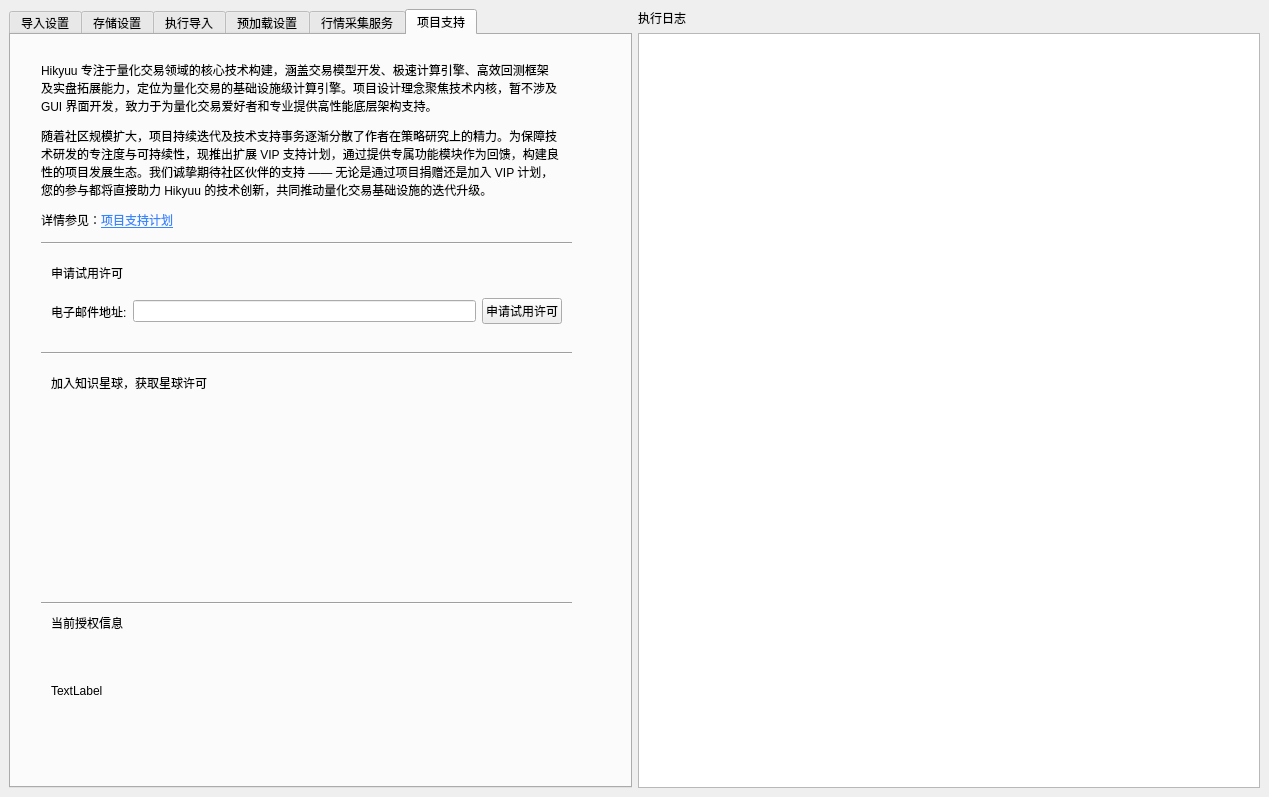
The window that hikyuu/gui/data/MainWindow.ui (fasiondog/hikyuu) describes before a commit, drawn with Qt 5.
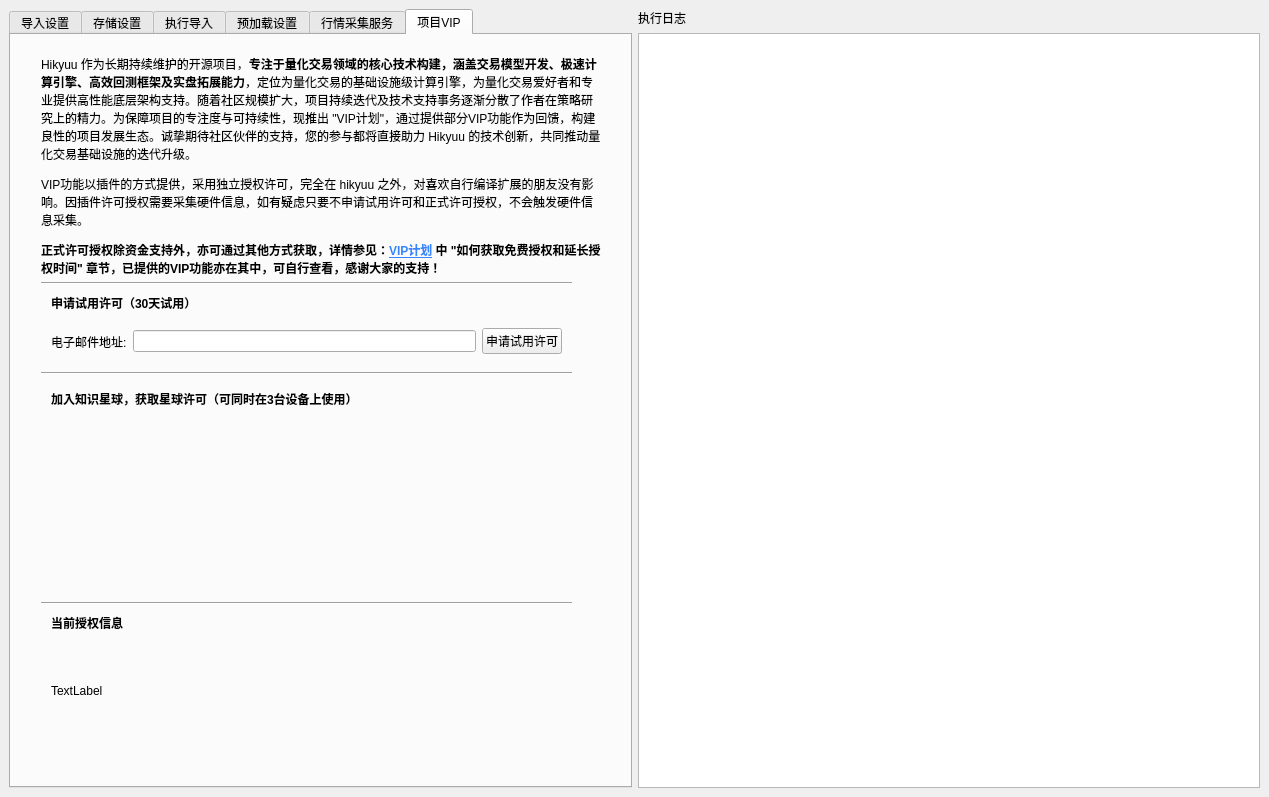
The same window after the commit. The open tabs and pages were chosen to show the change. Icons and pictures are not drawn.

Patch:
```diff
--- a/hikyuu/gui/data/MainWindow.ui
+++ b/hikyuu/gui/data/MainWindow.ui
@@ -1773,13 +1773,13 @@
         <bool>true</bool>
        </property>
        <attribute name="title">
-        <string>项目支持</string>
+        <string>项目VIP</string>
        </attribute>
        <widget class="QLabel" name="label_44">
         <property name="geometry">
          <rect>
           <x>40</x>
-          <y>370</y>
+          <y>380</y>
           <width>291</width>
           <height>171</height>
          </rect>
@@ -1798,20 +1798,23 @@
         <property name="geometry">
          <rect>
           <x>30</x>
-          <y>10</y>
+          <y>20</y>
           <width>561</width>
-          <height>201</height>
+          <height>221</height>
          </rect>
         </property>
         <property name="text">
-         <string>&lt;html&gt;&lt;head/&gt;&lt;body&gt;&lt;p&gt;Hikyuu 专注于量化交易领域的核心技术构建，涵盖交易模型开发、极速计算引擎、高效回测框架&lt;br/&gt;及实盘拓展能力，定位为量化交易的基础设施级计算引擎。项目设计理念聚焦技术内核，暂不涉及&lt;br/&gt;GUI 界面开发，致力于为量化交易爱好者和专业提供高性能底层架构支持。 &lt;/p&gt;&lt;p&gt;随着社区规模扩大，项目持续迭代及技术支持事务逐渐分散了作者在策略研究上的精力。为保障技&lt;br/&gt;术研发的专注度与可持续性，现推出扩展 VIP 支持计划，通过提供专属功能模块作为回馈，构建良&lt;br/&gt;性的项目发展生态。我们诚挚期待社区伙伴的支持 —— 无论是通过项目捐赠还是加入 VIP 计划，&lt;br/&gt;您的参与都将直接助力 Hikyuu 的技术创新，共同推动量化交易基础设施的迭代升级。 &lt;/p&gt;&lt;p&gt;详情参见：&lt;a href=&quot;https://gitee.com/fasiondog/hikyuu/blob/master/vip-plan.md&quot;&gt;&lt;span style=&quot; text-decoration: underline; color:#3586ff;&quot;&gt;项目支持计划&lt;/span&gt;&lt;/a&gt;&lt;/p&gt;&lt;/body&gt;&lt;/html&gt;</string>
+         <string>&lt;html&gt;&lt;head/&gt;&lt;body&gt;&lt;p&gt;Hikyuu 作为长期持续维护的开源项目，&lt;span style=&quot; font-weight:700;&quot;&gt;专注于量化交易领域的核心技术构建，涵盖交易模型开发、极速计算引擎、高效回测框架及实盘拓展能力&lt;/span&gt;，定位为量化交易的基础设施级计算引擎，为量化交易爱好者和专业提供高性能底层架构支持。随着社区规模扩大，项目持续迭代及技术支持事务逐渐分散了作者在策略研究上的精力。为保障项目的专注度与可持续性，现推出 &amp;quot;VIP计划&amp;quot;，通过提供部分VIP功能作为回馈，构建良性的项目发展生态。诚挚期待社区伙伴的支持，您的参与都将直接助力 Hikyuu 的技术创新，共同推动量化交易基础设施的迭代升级。&lt;/p&gt;&lt;p&gt;VIP功能以插件的方式提供，采用独立授权许可，完全在 hikyuu 之外，对喜欢自行编译扩展的朋友没有影响。因插件许可授权需要采集硬件信息，如有疑虑只要不申请试用许可和正式许可授权，不会触发硬件信息采集。&lt;/p&gt;&lt;p&gt;&lt;span style=&quot; font-weight:700;&quot;&gt;正式许可授权除资金支持外，亦可通过其他方式获取，详情参见：&lt;/span&gt;&lt;a href=&quot;https://gitee.com/fasiondog/hikyuu/blob/master/vip-plan.md&quot;&gt;&lt;span style=&quot; font-weight:700; text-decoration: underline; color:#3586ff;&quot;&gt;VIP计划&lt;/span&gt;&lt;/a&gt;&lt;span style=&quot; font-weight:700;&quot;&gt; 中 &amp;quot;如何获取免费授权和延长授权时间&amp;quot; 章节，已提供的VIP功能亦在其中，可自行查看，感谢大家的支持！&lt;/span&gt;&lt;/p&gt;&lt;/body&gt;&lt;/html&gt;</string>
+        </property>
+        <property name="wordWrap">
+         <bool>true</bool>
         </property>
        </widget>
        <widget class="Line" name="line_2">
         <property name="geometry">
          <rect>
           <x>30</x>
-          <y>200</y>
+          <y>240</y>
           <width>531</width>
           <height>16</height>
          </rect>
@@ -1824,20 +1827,25 @@
         <property name="geometry">
          <rect>
           <x>40</x>
-          <y>230</y>
-          <width>121</width>
+          <y>260</y>
+          <width>151</width>
           <height>16</height>
          </rect>
         </property>
+        <property name="font">
+         <font>
+          <bold>true</bold>
+         </font>
+        </property>
         <property name="text">
-         <string>申请试用许可</string>
+         <string>申请试用许可（30天试用）</string>
         </property>
        </widget>
        <widget class="Line" name="line_3">
         <property name="geometry">
          <rect>
           <x>30</x>
-          <y>310</y>
+          <y>330</y>
           <width>531</width>
           <height>16</height>
          </rect>
@@ -1850,13 +1858,18 @@
         <property name="geometry">
          <rect>
           <x>40</x>
-          <y>340</y>
-          <width>211</width>
+          <y>356</y>
+          <width>331</width>
           <height>16</height>
          </rect>
         </property>
+        <property name="font">
+         <font>
+          <bold>true</bold>
+         </font>
+        </property>
         <property name="text">
-         <string>加入知识星球，获取星球许可</string>
+         <string>加入知识星球，获取星球许可（可同时在3台设备上使用）</string>
         </property>
        </widget>
        <widget class="Line" name="line_4">
@@ -1881,6 +1894,11 @@
           <height>16</height>
          </rect>
         </property>
+        <property name="font">
+         <font>
+          <bold>true</bold>
+         </font>
+        </property>
         <property name="text">
          <string>当前授权信息</string>
         </property>
@@ -1902,7 +1920,7 @@
         <property name="geometry">
          <rect>
           <x>40</x>
-          <y>260</y>
+          <y>290</y>
           <width>511</width>
           <height>33</height>
          </rect>
```
Left out of the diff: 44 changed lines with no effect on the pictures.
